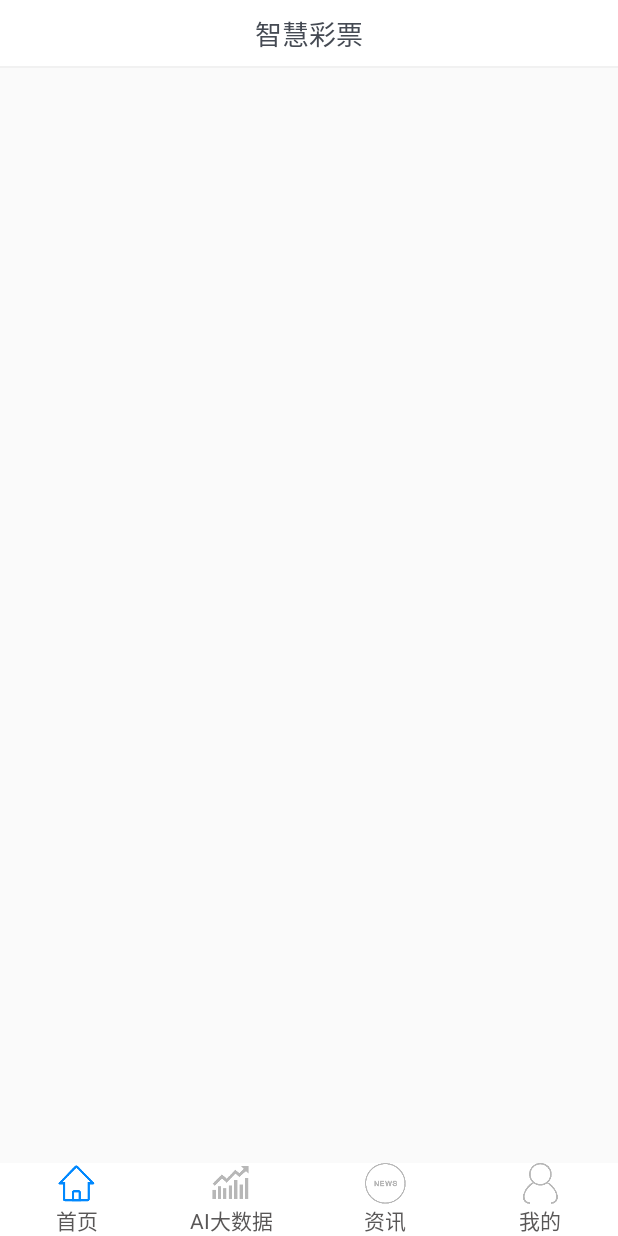
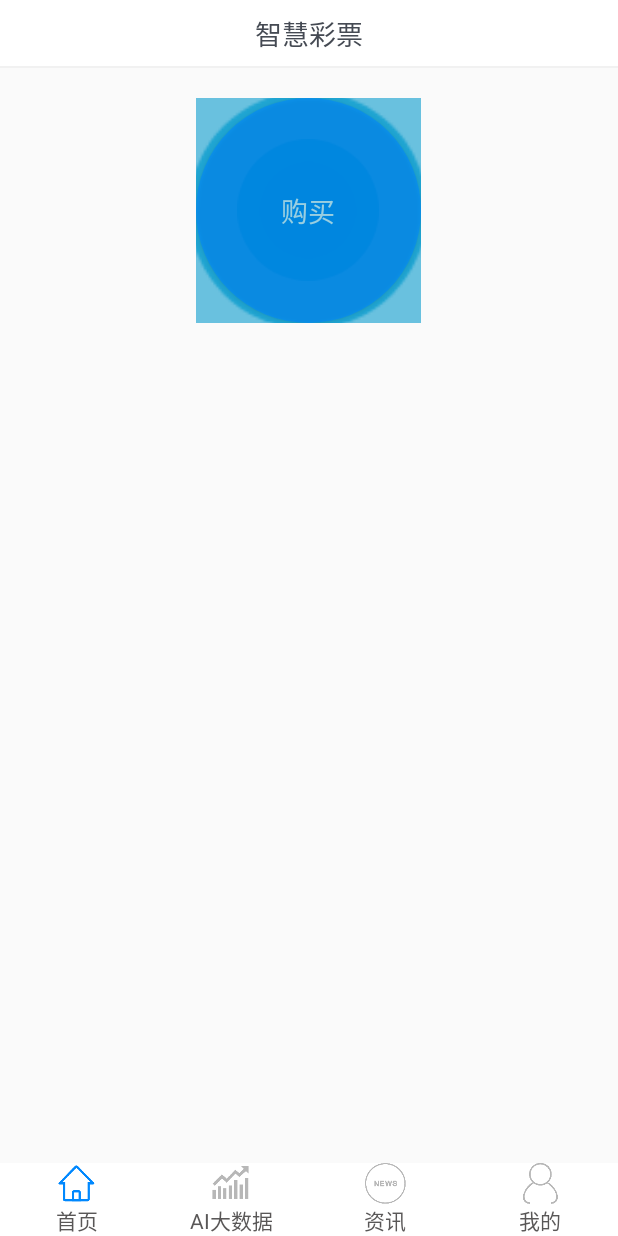
Before and after one commit to wangqiSoft/lotterySoft, an Android app: the screen it shows after launch (MainActivity), on a phone screen of 412 x 824 dp. Run offline under Robolectric (Android 15) with nearby library versions, the phone set to English and light mode, and no system bars; our stand-ins replace ButterKnife; libraries missing offline, so code that uses them is left out: com.blankj.utilcode, com.flyco.systembar, com.mob, com.orhanobut.logger, com.scwang.smartrefresh and 1 more; 11 statements that could not run were skipped.

Commit message:
Ryder
增加部分内容

```diff
--- a/app/build.gradle
+++ b/app/build.gradle
@@ -89,4 +89,6 @@ dependencies {
     implementation 'com.squareup.okhttp3:logging-interceptor:3.10.0'
     implementation 'com.scwang.smartrefresh:SmartRefreshLayout:1.1.0-alpha-3'
     implementation 'com.scwang.smartrefresh:SmartRefreshHeader:1.1.0-alpha-3'
+    implementation 'com.daimajia.easing:library:2.0@aar'
+    implementation 'com.daimajia.androidanimations:library:2.3@aar'
 }
--- a/app/src/main/java/com/lotterytechnology/lottery/ui/fragment/HomeFragment.java
+++ b/app/src/main/java/com/lotterytechnology/lottery/ui/fragment/HomeFragment.java
@@ -7,6 +7,7 @@ import android.view.View;
 
 import com.lotterytechnology.lottery.R;
 import com.lotterytechnology.lottery.base.BaseFragment;
+import com.lotterytechnology.lottery.widget.RippleBackground;
 import com.lotterytechnology.lottery.widget.TopBar;
 import com.scwang.smartrefresh.layout.SmartRefreshLayout;
 import com.scwang.smartrefresh.layout.api.RefreshLayout;
@@ -30,6 +31,8 @@ public class HomeFragment extends BaseFragment {
     @BindView(R.id.home_fragment_topbar)
     TopBar homeTopbar;
 
+    @BindView(R.id.home_rippbag)
+    RippleBackground rippleBackground;
 
     @Override
     protected int getContentViewLayoutID() {
@@ -41,6 +44,7 @@ public class HomeFragment extends BaseFragment {
         super.initView();
         homeTopbar.setLeftButtonNoPic();
         homeTopbar.setRightTextGone();
+        rippleBackground.startRippleAnimation();
     }
 
     @Override
@@ -51,6 +55,18 @@ public class HomeFragment extends BaseFragment {
     public HomeFragment() {
     }
 
+    @Override
+    public void setUserVisibleHint(boolean isVisibleToUser) {
+        super.setUserVisibleHint(isVisibleToUser);
+        if (getUserVisibleHint()){
+            if (null != rippleBackground){
+                rippleBackground.startRippleAnimation();
+            }else {
+                rippleBackground.stopRippleAnimation();
+            }
+        }
+    }
+
     @OnClick()
     public void onClick() {
 //        StartActivityUtil.GoLoginActivity(getActivity(), new Bundle());
--- /dev/null
+++ b/app/src/main/java/com/lotterytechnology/lottery/widget/RippleBackground.java
@@ -0,0 +1,159 @@
+package com.lotterytechnology.lottery.widget;
+
+import android.animation.Animator;
+import android.animation.AnimatorSet;
+import android.animation.ObjectAnimator;
+import android.content.Context;
+import android.content.res.TypedArray;
+import android.graphics.Canvas;
+import android.graphics.Paint;
+import android.util.AttributeSet;
+import android.view.View;
+import android.view.animation.AccelerateDecelerateInterpolator;
+import android.widget.RelativeLayout;
+
+import com.lotterytechnology.lottery.R;
+
+import java.util.ArrayList;
+
+/**
+* @author Ryder
+* create at 2018/4/19 14:40
+ * package name:com.lotterytechnology.lottery.widget
+* description:  一个水波纹的动画
+**/
+
+public class RippleBackground extends RelativeLayout{
+
+    private static final int DEFAULT_RIPPLE_COUNT=6;
+    private static final int DEFAULT_DURATION_TIME=3000;
+    private static final float DEFAULT_SCALE=6.0f;
+    private static final int DEFAULT_FILL_TYPE=0;
+
+    private int rippleColor;
+    private float rippleStrokeWidth;
+    private float rippleRadius;
+    private int rippleDurationTime;
+    private int rippleAmount;
+    private int rippleDelay;
+    private float rippleScale;
+    private int rippleType;
+    private Paint paint;
+    private boolean animationRunning=false;
+    private AnimatorSet animatorSet;
+    private ArrayList<Animator> animatorList;
+    private LayoutParams rippleParams;
+    private ArrayList<RippleView> rippleViewList=new ArrayList<RippleView>();
+
+    public RippleBackground(Context context) {
+        super(context);
+    }
+
+    public RippleBackground(Context context, AttributeSet attrs) {
+        super(context, attrs);
+        init(context, attrs);
+    }
+
+    public RippleBackground(Context context, AttributeSet attrs, int defStyleAttr) {
+        super(context, attrs, defStyleAttr);
+        init(context, attrs);
+    }
+
+    private void init(final Context context, final AttributeSet attrs) {
+        if (isInEditMode())
+            return;
+
+        if (null == attrs) {
+            throw new IllegalArgumentException("Attributes should be provided to this view,");
+        }
+
+        final TypedArray typedArray = context.obtainStyledAttributes(attrs, R.styleable.RippleBackground);
+        rippleColor=typedArray.getColor(R.styleable.RippleBackground_rb_color, getResources().getColor(R.color.mainTabColor));
+        rippleStrokeWidth=typedArray.getDimension(R.styleable.RippleBackground_rb_strokeWidth, getResources().getDimension(R.dimen.rippleStrokeWidth));
+        rippleRadius=typedArray.getDimension(R.styleable.RippleBackground_rb_radius,getResources().getDimension(R.dimen.rippleRadius));
+        rippleDurationTime=typedArray.getInt(R.styleable.RippleBackground_rb_duration,DEFAULT_DURATION_TIME);
+        rippleAmount=typedArray.getInt(R.styleable.RippleBackground_rb_rippleAmount,DEFAULT_RIPPLE_COUNT);
+        rippleScale=typedArray.getFloat(R.styleable.RippleBackground_rb_scale,DEFAULT_SCALE);
+        rippleType=typedArray.getInt(R.styleable.RippleBackground_rb_type,DEFAULT_FILL_TYPE);
+        typedArray.recycle();
+
+        rippleDelay=rippleDurationTime/rippleAmount;
+
+        paint = new Paint();
+        paint.setAntiAlias(true);
+        if(rippleType==DEFAULT_FILL_TYPE){
+            rippleStrokeWidth=0;
+            paint.setStyle(Paint.Style.FILL);
+        }else
+            paint.setStyle(Paint.Style.STROKE);
+        paint.setColor(rippleColor);
+
+        rippleParams=new LayoutParams((int)(2*(rippleRadius+rippleStrokeWidth)),(int)(2*(rippleRadius+rippleStrokeWidth)));
+        rippleParams.addRule(CENTER_IN_PARENT, TRUE);
+
+        animatorSet = new AnimatorSet();
+        animatorSet.setInterpolator(new AccelerateDecelerateInterpolator());
+        animatorList=new ArrayList<Animator>();
+
+        for(int i=0;i<rippleAmount;i++){
+            RippleView rippleView=new RippleView(getContext());
+            addView(rippleView,rippleParams);
+            rippleViewList.add(rippleView);
+             final ObjectAnimator scaleXAnimator = ObjectAnimator.ofFloat(rippleView, "ScaleX", 1.0f, rippleScale);
+            scaleXAnimator.setRepeatCount(ObjectAnimator.INFINITE);
+            scaleXAnimator.setRepeatMode(ObjectAnimator.RESTART);
+            scaleXAnimator.setStartDelay(i * rippleDelay);
+            scaleXAnimator.setDuration(rippleDurationTime);
+            animatorList.add(scaleXAnimator);
+            final ObjectAnimator scaleYAnimator = ObjectAnimator.ofFloat(rippleView, "ScaleY", 1.0f, rippleScale);
+            scaleYAnimator.setRepeatCount(ObjectAnimator.INFINITE);
+            scaleYAnimator.setRepeatMode(ObjectAnimator.RESTART);
+            scaleYAnimator.setStartDelay(i * rippleDelay);
+            scaleYAnimator.setDuration(rippleDurationTime);
+            animatorList.add(scaleYAnimator);
+            final ObjectAnimator alphaAnimator = ObjectAnimator.ofFloat(rippleView, "Alpha", 1.0f, 0f);
+            alphaAnimator.setRepeatCount(ObjectAnimator.INFINITE);
+            alphaAnimator.setRepeatMode(ObjectAnimator.RESTART);
+            alphaAnimator.setStartDelay(i * rippleDelay);
+            alphaAnimator.setDuration(rippleDurationTime);
+            animatorList.add(alphaAnimator);
+        }
+
+        animatorSet.playTogether(animatorList);
+    }
+
+    private class RippleView extends View{
+
+        public RippleView(Context context) {
+            super(context);
+            this.setVisibility(View.INVISIBLE);
+        }
+
+        @Override
+        protected void onDraw(Canvas canvas) {
+            int radius=(Math.min(getWidth(),getHeight()))/2;
+            canvas.drawCircle(radius,radius,radius-rippleStrokeWidth,paint);
+        }
+    }
+
+    public void startRippleAnimation(){
+        if(!isRippleAnimationRunning()){
+            for(RippleView rippleView:rippleViewList){
+                rippleView.setVisibility(VISIBLE);
+            }
+            animatorSet.start();
+            animationRunning=true;
+        }
+    }
+
+    public void stopRippleAnimation(){
+        if(isRippleAnimationRunning()){
+            animatorSet.end();
+            animationRunning=false;
+        }
+    }
+
+    public boolean isRippleAnimationRunning(){
+        return animationRunning;
+    }
+}
--- /dev/null
+++ b/app/src/main/res/drawable/round_bg.xml
@@ -0,0 +1,6 @@
+<?xml version="1.0" encoding="utf-8"?>
+<shape xmlns:android="http://schemas.android.com/apk/res/android">
+    <corners android:radius="100dp" />
+    <size android:height="150dp" android:width="150dp"/>
+    <solid android:color="@color/mainTabColor"/>
+</shape>
--- a/app/src/main/res/layout/fragment_home.xml
+++ b/app/src/main/res/layout/fragment_home.xml
@@ -1,8 +1,6 @@
 <?xml version="1.0" encoding="utf-8"?>
-<LinearLayout xmlns:android="http://schemas.android.com/apk/res/android"
+<RelativeLayout xmlns:android="http://schemas.android.com/apk/res/android"
     xmlns:app="http://schemas.android.com/apk/res-auto"
-    xmlns:custom="http://schemas.android.com/apk/res-auto"
-    xmlns:tools="http://schemas.android.com/tools"
     android:layout_width="match_parent"
     android:layout_height="match_parent"
     android:orientation="vertical">
@@ -12,5 +10,29 @@
         android:layout_width="match_parent"
         android:layout_height="wrap_content"></com.lotterytechnology.lottery.widget.TopBar>
 
+    <com.lotterytechnology.lottery.widget.RippleBackground
+        android:id="@+id/home_rippbag"
+        android:layout_width="wrap_content"
+        android:layout_height="wrap_content"
+        android:layout_below="@+id/home_fragment_topbar"
+        android:layout_centerHorizontal="true"
+        android:layout_marginTop="20dp"
+        app:rb_color="#0099CC"
+        app:rb_duration="3000"
+        app:rb_radius="32dp"
+        app:rb_rippleAmount="6"
+        app:rb_scale="6">
 
-</LinearLayout>
+        <Button
+            android:id="@+id/home_btn_buy"
+            android:layout_width="150dp"
+            android:layout_height="150dp"
+            android:alpha="0.6"
+            android:background="@drawable/round_bg"
+            android:text="@string/buy"
+            android:textColor="@color/white"
+            android:textSize="@dimen/text_size_18" />
+    </com.lotterytechnology.lottery.widget.RippleBackground>
+
+
+</RelativeLayout>
--- a/app/src/main/res/values/attribute.xml
+++ b/app/src/main/res/values/attribute.xml
@@ -15,5 +15,16 @@
         <attr name="text_color" format="color" />
         <attr name="count_down_time" format="integer" />
     </declare-styleable>
-
+    <declare-styleable name="RippleBackground">
+        <attr name="rb_color" format="color" />
+        <attr name="rb_strokeWidth" format="dimension"/>
+        <attr name="rb_radius" format="dimension"/>
+        <attr name="rb_duration" format="integer"/>
+        <attr name="rb_rippleAmount" format="integer"/>
+        <attr name="rb_scale" format="float"/>
+        <attr name="rb_type" format="enum">
+            <enum name="fillRipple" value="0"/>
+            <enum name="strokeRipple" value="1"/>
+        </attr>
+    </declare-styleable>
 </resources>
--- a/app/src/main/res/values/dimens.xml
+++ b/app/src/main/res/values/dimens.xml
@@ -40,4 +40,6 @@
     <dimen name="city_text_size">16sp</dimen>
     <dimen name="statusbar_view_height">0dp</dimen>
     <dimen name="sub_action_button">10dp</dimen>
+    <dimen name="rippleStrokeWidth">2dp</dimen>
+    <dimen name="rippleRadius">64dp</dimen>
 </resources>
--- a/app/src/main/res/values/strings.xml
+++ b/app/src/main/res/values/strings.xml
@@ -7,4 +7,5 @@
     <string name="AI_name">大数据</string>
     <string name="news_name">资讯</string>
     <string name="me_name">我的</string>
+    <string name="buy">购买</string>
 </resources>
```
